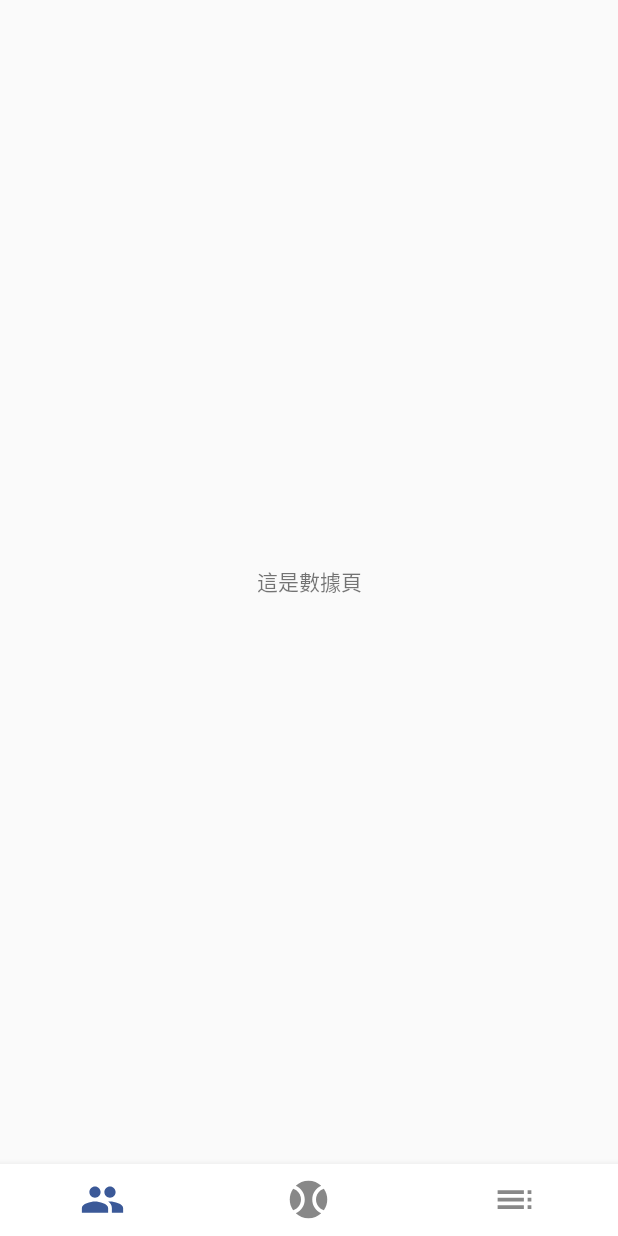
After one commit to kuog1030/Baseball-Time, an Android app: the StatFragment screen opened through its navigation route, on a phone screen of 412 x 824 dp. The commit adds this screen. Run offline under Robolectric (Android 15) with nearby library versions, the phone set to English and light mode, and no system bars; our stand-ins replace data binding.

Commit message:
Allow to navigate through bottom navigation

```diff
--- a/app/src/main/java/com/gillian/baseball/MainActivity.kt
+++ b/app/src/main/java/com/gillian/baseball/MainActivity.kt
@@ -2,10 +2,36 @@ package com.gillian.baseball
 
 import androidx.appcompat.app.AppCompatActivity
 import android.os.Bundle
+import androidx.databinding.DataBindingUtil
+import androidx.navigation.findNavController
+import com.gillian.baseball.databinding.ActivityMainBinding
 
 class MainActivity : AppCompatActivity() {
+
+    lateinit var binding: ActivityMainBinding
+
     override fun onCreate(savedInstanceState: Bundle?) {
         super.onCreate(savedInstanceState)
-        setContentView(R.layout.activity_main)
+        binding = DataBindingUtil.setContentView<ActivityMainBinding>(this, R.layout.activity_main)
+        val navController = this.findNavController(R.id.myNavHostFragment)
+
+        binding.bottomNavView.setOnNavigationItemSelectedListener { item ->
+            when (item.itemId) {
+                R.id.navigation_team -> {
+                    navController.navigate(NavigationDirections.navigationToTeam())
+                    true
+                }
+                R.id.navigation_game -> {
+                    navController.navigate(NavigationDirections.navigationToGame())
+                    true
+                }
+                R.id.navigation_stat -> {
+                    navController.navigate(NavigationDirections.navigationToStat())
+                    true
+                }
+                else -> false
+            }
+        }
+
     }
 }
--- /dev/null
+++ b/app/src/main/java/com/gillian/baseball/statistics/StatFragment.kt
@@ -0,0 +1,17 @@
+package com.gillian.baseball.statistics
+
+import android.os.Bundle
+import android.view.LayoutInflater
+import android.view.View
+import android.view.ViewGroup
+import androidx.fragment.app.Fragment
+import com.gillian.baseball.databinding.FragmentStatBinding
+
+class StatFragment : Fragment() {
+
+    override fun onCreateView(inflater: LayoutInflater, container: ViewGroup?, savedInstanceState: Bundle?): View? {
+        val binding = FragmentStatBinding.inflate(inflater, container, false)
+
+        return binding.root
+    }
+}
--- /dev/null
+++ b/app/src/main/res/layout/fragment_stat.xml
@@ -0,0 +1,19 @@
+<?xml version="1.0" encoding="utf-8"?>
+<layout xmlns:android="http://schemas.android.com/apk/res/android"
+    xmlns:app="http://schemas.android.com/apk/res-auto">
+
+    <androidx.constraintlayout.widget.ConstraintLayout
+        android:layout_width="match_parent"
+        android:layout_height="match_parent">
+
+        <TextView
+            android:layout_width="wrap_content"
+            android:layout_height="wrap_content"
+            app:layout_constraintTop_toTopOf="parent"
+            app:layout_constraintStart_toStartOf="parent"
+            app:layout_constraintEnd_toEndOf="parent"
+            app:layout_constraintBottom_toBottomOf="parent"
+            android:text="這是數據頁"/>
+
+    </androidx.constraintlayout.widget.ConstraintLayout>
+</layout>
--- a/app/src/main/res/menu/bottom_nav_menu.xml
+++ b/app/src/main/res/menu/bottom_nav_menu.xml
@@ -12,7 +12,7 @@
         android:title=""/>
 
     <item
-        android:id="@+id/navigation_statistic"
+        android:id="@+id/navigation_stat"
         android:icon="@drawable/ic_baseline_toc_24"
         android:title=""/>
 
--- a/app/src/main/res/navigation/navigation.xml
+++ b/app/src/main/res/navigation/navigation.xml
@@ -21,6 +21,18 @@
             app:argType="com.gillian.baseball.data.Event" />
     </dialog>
 
+    <fragment
+        android:id="@+id/statFragment"
+        android:name="com.gillian.baseball.statistics.StatFragment"
+        android:label="StatFragment" />
+    <fragment
+        android:id="@+id/teamFragment"
+        android:name="com.gillian.baseball.team.TeamFragment"
+        android:label="TeamFragment" />
+
     <action android:id="@+id/navigationToEventDialog" app:destination="@id/eventDialog" />
+    <action android:id="@+id/navigationToStat" app:destination="@id/statFragment" />
+    <action android:id="@+id/navigationToTeam" app:destination="@id/teamFragment" />
+    <action android:id="@+id/navigationToGame" app:destination="@id/gameFragment" />
 
 </navigation>
--- a/app/src/main/res/values/themes.xml
+++ b/app/src/main/res/values/themes.xml
@@ -2,8 +2,8 @@
     <!-- Base application theme. -->
     <style name="Theme.Baseball" parent="Theme.MaterialComponents.DayNight.NoActionBar.Bridge">
         <!-- Primary brand color. -->
-        <item name="colorPrimary">@color/orange</item>
-        <item name="colorPrimaryVariant">@color/orange</item>
+        <item name="colorPrimary">@color/denim_blue</item>
+        <item name="colorPrimaryVariant">@color/denim_blue</item>
         <item name="colorOnPrimary">@color/white</item>
         <!-- Secondary brand color. -->
         <item name="colorSecondary">@color/teal_200</item>
```
Also changed, not shown: app/src/main/java/com/gillian/baseball/MainViewModel.kt (added, +7 -0 lines), app/src/main/java/com/gillian/baseball/team/TeamFragment.kt (added, +17 -0 lines), app/src/main/res/layout/fragment_team.xml (added, +19 -0 lines).
